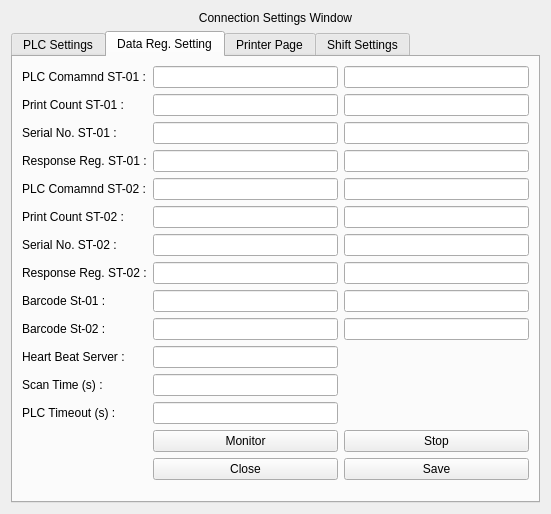
listpplo/Mahle-Barcode-Standardization, file UI/ConnectionWindow.ui: the form before one commit.
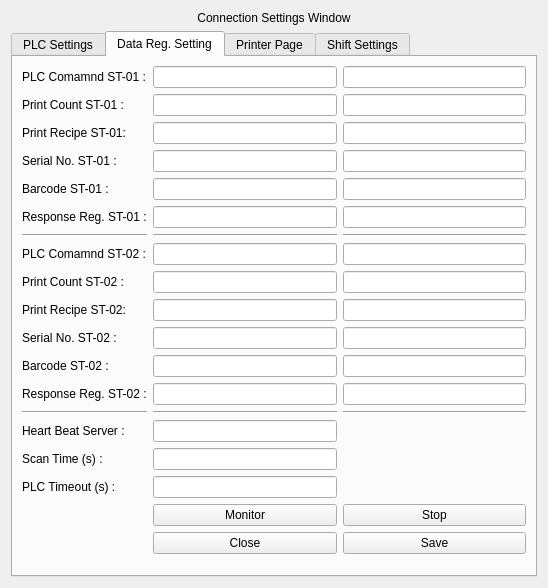
The form after the commit. The open tabs and pages were chosen to show the change. Icons and pictures are not drawn.

```diff
--- a/UI/ConnectionWindow.ui
+++ b/UI/ConnectionWindow.ui
@@ -9,8 +9,8 @@
    <rect>
     <x>0</x>
     <y>0</y>
-    <width>551</width>
-    <height>514</height>
+    <width>548</width>
+    <height>588</height>
    </rect>
   </property>
   <property name="windowTitle">
@@ -243,6 +243,13 @@
        <string>Data Reg. Setting</string>
       </attribute>
       <layout class="QGridLayout" name="gridLayout">
+       <item row="18" column="0">
+        <widget class="QLabel" name="label_8">
+         <property name="text">
+          <string>Scan Time (s) :</string>
+         </property>
+        </widget>
+       </item>
        <item row="0" column="2">
         <widget class="QLineEdit" name="lineEdit_5">
          <property name="alignment">
@@ -253,74 +260,50 @@
          </property>
         </widget>
        </item>
-       <item row="4" column="1">
-        <widget class="QLineEdit" name="lineEdit_9">
-         <property name="alignment">
-          <set>Qt::AlignCenter</set>
-         </property>
-        </widget>
-       </item>
-       <item row="4" column="0">
-        <widget class="QLabel" name="label_7">
-         <property name="text">
-          <string>PLC Comamnd ST-02 :</string>
-         </property>
-        </widget>
-       </item>
-       <item row="7" column="0">
-        <widget class="QLabel" name="label_20">
-         <property name="text">
-          <string>Response Reg. ST-02 :</string>
-         </property>
-        </widget>
-       </item>
-       <item row="13" column="1">
-        <widget class="QPushButton" name="pushButton_3">
-         <property name="styleSheet">
-          <string notr="true">QPushButton::hover{
-	background-color: rgb(71, 255, 20);
-}
-
-QPushButton::checked{
-	background-color: rgb(71, 255, 20);
-}</string>
-         </property>
-         <property name="text">
-          <string>Monitor</string>
-         </property>
-         <property name="checkable">
-          <bool>true</bool>
-         </property>
-        </widget>
-       </item>
-       <item row="12" column="1">
-        <widget class="QLineEdit" name="lineEdit_8">
-         <property name="alignment">
-          <set>Qt::AlignCenter</set>
-         </property>
-        </widget>
-       </item>
-       <item row="12" column="0">
+       <item row="19" column="0">
         <widget class="QLabel" name="label_9">
          <property name="text">
           <string>PLC Timeout (s) : </string>
          </property>
         </widget>
        </item>
-       <item row="8" column="2">
-        <widget class="QLineEdit" name="lineEdit_16">
-         <property name="alignment">
-          <set>Qt::AlignCenter</set>
+       <item row="7" column="1">
+        <widget class="Line" name="line">
+         <property name="styleSheet">
+          <string notr="true">Line{
+	border:2px dashed black;
+}</string>
          </property>
-         <property name="readOnly">
-          <bool>true</bool>
+         <property name="orientation">
+          <enum>Qt::Horizontal</enum>
+         </property>
+        </widget>
+       </item>
+       <item row="4" column="0">
+        <widget class="QLabel" name="label_16">
+         <property name="text">
+          <string>Barcode ST-01 :</string>
          </property>
         </widget>
        </item>
        <item row="6" column="0">
-        <widget class="QLabel" name="label_19">
+        <widget class="QLabel" name="label_21">
          <property name="text">
-          <string>Serial No. ST-02 :</string>
+          <string>Response Reg. ST-01 :</string>
+         </property>
+        </widget>
+       </item>
+       <item row="9" column="1">
+        <widget class="QLineEdit" name="lineEdit_11">
+         <property name="alignment">
+          <set>Qt::AlignCenter</set>
+         </property>
+        </widget>
+       </item>
+       <item row="15" column="0">
+        <widget class="QLabel" name="label_20">
+         <property name="text">
+          <string>Response Reg. ST-02 :</string>
          </property>
         </widget>
        </item>
@@ -334,14 +317,7 @@
          </property>
         </widget>
        </item>
-       <item row="5" column="0">
-        <widget class="QLabel" name="label_6">
-         <property name="text">
-          <string>Print Count ST-02 :</string>
-         </property>
-        </widget>
-       </item>
-       <item row="14" column="1">
+       <item row="21" column="1">
         <widget class="QPushButton" name="pushButton_6">
          <property name="styleSheet">
           <string notr="true">QPushButton::hover{
@@ -360,7 +336,100 @@
          </property>
         </widget>
        </item>
-       <item row="9" column="2">
+       <item row="6" column="1">
+        <widget class="QLineEdit" name="lineEdit_23">
+         <property name="alignment">
+          <set>Qt::AlignCenter</set>
+         </property>
+        </widget>
+       </item>
+       <item row="18" column="1">
+        <widget class="QLineEdit" name="lineEdit_7">
+         <property name="alignment">
+          <set>Qt::AlignCenter</set>
+         </property>
+        </widget>
+       </item>
+       <item row="0" column="1">
+        <widget class="QLineEdit" name="lineEdit_3">
+         <property name="alignment">
+          <set>Qt::AlignCenter</set>
+         </property>
+        </widget>
+       </item>
+       <item row="4" column="1">
+        <widget class="QLineEdit" name="lineEdit_14">
+         <property name="alignment">
+          <set>Qt::AlignCenter</set>
+         </property>
+        </widget>
+       </item>
+       <item row="9" column="0">
+        <widget class="QLabel" name="label_6">
+         <property name="text">
+          <string>Print Count ST-02 :</string>
+         </property>
+        </widget>
+       </item>
+       <item row="11" column="1">
+        <widget class="QLineEdit" name="lineEdit_20">
+         <property name="alignment">
+          <set>Qt::AlignCenter</set>
+         </property>
+        </widget>
+       </item>
+       <item row="1" column="1">
+        <widget class="QLineEdit" name="lineEdit_4">
+         <property name="alignment">
+          <set>Qt::AlignCenter</set>
+         </property>
+        </widget>
+       </item>
+       <item row="16" column="2">
+        <widget class="Line" name="line_5">
+         <property name="styleSheet">
+          <string notr="true">Line{
+	border:2px dashed black;
+}</string>
+         </property>
+         <property name="orientation">
+          <enum>Qt::Horizontal</enum>
+         </property>
+        </widget>
+       </item>
+       <item row="6" column="2">
+        <widget class="QLineEdit" name="lineEdit_25">
+         <property name="alignment">
+          <set>Qt::AlignCenter</set>
+         </property>
+         <property name="readOnly">
+          <bool>true</bool>
+         </property>
+        </widget>
+       </item>
+       <item row="3" column="2">
+        <widget class="QLineEdit" name="lineEdit_19">
+         <property name="alignment">
+          <set>Qt::AlignCenter</set>
+         </property>
+         <property name="readOnly">
+          <bool>true</bool>
+         </property>
+        </widget>
+       </item>
+       <item row="16" column="1">
+        <widget class="Line" name="line_4">
+         <property name="styleSheet">
+          <string notr="true">Line{
+	border:2px dashed black;
+}</string>
+         </property>
+         <property name="orientation">
+          <enum>Qt::Horizontal</enum>
+         </property>
+        </widget>
+       </item>
+       <item row="15" column="2">
         <widget class="QLineEdit" name="lineEdit_17">
          <property name="alignment">
           <set>Qt::AlignCenter</set>
@@ -370,14 +439,44 @@
          </property>
         </widget>
        </item>
-       <item row="2" column="0">
+       <item row="20" column="2">
+        <widget class="QPushButton" name="pushButton_5">
+         <property name="styleSheet">
+          <string notr="true">QPushButton::hover{
+	background-color:  rgb(255, 23, 15);
+}
+
+QPushButton::checked{
+	background-color:  rgb(255, 23, 15);
+}</string>
+         </property>
+         <property name="text">
+          <string>Stop</string>
+         </property>
+        </widget>
+       </item>
+       <item row="3" column="0">
         <widget class="QLabel" name="label_18">
          <property name="text">
           <string>Serial No. ST-01 :</string>
          </property>
         </widget>
        </item>
-       <item row="14" column="2">
+       <item row="19" column="1">
+        <widget class="QLineEdit" name="lineEdit_8">
+         <property name="alignment">
+          <set>Qt::AlignCenter</set>
+         </property>
+        </widget>
+       </item>
+       <item row="13" column="0">
+        <widget class="QLabel" name="label_17">
+         <property name="text">
+          <string>Barcode ST-02 :</string>
+         </property>
+        </widget>
+       </item>
+       <item row="21" column="2">
         <widget class="QPushButton" name="pushButton_4">
          <property name="styleSheet">
           <string notr="true">QPushButton::hover{
@@ -393,129 +492,93 @@
          </property>
         </widget>
        </item>
-       <item row="10" column="1">
-        <widget class="QLineEdit" name="lineEdit_13">
+       <item row="4" column="2">
+        <widget class="QLineEdit" name="lineEdit_16">
          <property name="alignment">
           <set>Qt::AlignCenter</set>
          </property>
+         <property name="readOnly">
+          <bool>true</bool>
+         </property>
         </widget>
        </item>
-       <item row="9" column="0">
-        <widget class="QLabel" name="label_17">
-         <property name="text">
-          <string>Barcode St-02 :</string>
+       <item row="13" column="2">
+        <widget class="QLineEdit" name="lineEdit_24">
+         <property name="alignment">
+          <set>Qt::AlignCenter</set>
          </property>
+         <property name="readOnly">
+          <bool>true</bool>
+         </property>
         </widget>
        </item>
-       <item row="9" column="1">
+       <item row="9" column="2">
+        <widget class="QLineEdit" name="lineEdit_12">
+         <property name="alignment">
+          <set>Qt::AlignCenter</set>
+         </property>
+         <property name="readOnly">
+          <bool>true</bool>
+         </property>
+        </widget>
+       </item>
+       <item row="8" column="2">
+        <widget class="QLineEdit" name="lineEdit_10">
+         <property name="alignment">
+          <set>Qt::AlignCenter</set>
+         </property>
+         <property name="readOnly">
+          <bool>true</bool>
+         </property>
+        </widget>
+       </item>
+       <item row="15" column="1">
         <widget class="QLineEdit" name="lineEdit_15">
          <property name="alignment">
           <set>Qt::AlignCenter</set>
          </property>
         </widget>
        </item>
-       <item row="1" column="0">
-        <widget class="QLabel" name="label_5">
-         <property name="text">
-          <string>Print Count ST-01 :</string>
-         </property>
-        </widget>
-       </item>
-       <item row="6" column="2">
-        <widget class="QLineEdit" name="lineEdit_21">
+       <item row="8" column="1">
+        <widget class="QLineEdit" name="lineEdit_9">
          <property name="alignment">
           <set>Qt::AlignCenter</set>
          </property>
-         <property name="readOnly">
-          <bool>true</bool>
-         </property>
         </widget>
        </item>
-       <item row="1" column="1">
-        <widget class="QLineEdit" name="lineEdit_4">
-         <property name="alignment">
-          <set>Qt::AlignCenter</set>
-         </property>
-        </widget>
-       </item>
-       <item row="2" column="1">
-        <widget class="QLineEdit" name="lineEdit_18">
-         <property name="alignment">
-          <set>Qt::AlignCenter</set>
-         </property>
-        </widget>
-       </item>
-       <item row="10" column="0">
+       <item row="17" column="0">
         <widget class="QLabel" name="label_10">
          <property name="text">
           <string>Heart Beat Server :</string>
          </property>
         </widget>
        </item>
-       <item row="0" column="1">
-        <widget class="QLineEdit" name="lineEdit_3">
-         <property name="alignment">
-          <set>Qt::AlignCenter</set>
-         </property>
-        </widget>
-       </item>
-       <item row="2" column="2">
-        <widget class="QLineEdit" name="lineEdit_19">
-         <property name="alignment">
-          <set>Qt::AlignCenter</set>
-         </property>
-         <property name="readOnly">
-          <bool>true</bool>
-         </property>
-        </widget>
-       </item>
-       <item row="11" column="0">
-        <widget class="QLabel" name="label_8">
-         <property name="text">
-          <string>Scan Time (s) :</string>
-         </property>
-        </widget>
-       </item>
        <item row="8" column="0">
-        <widget class="QLabel" name="label_16">
+        <widget class="QLabel" name="label_7">
          <property name="text">
-          <string>Barcode St-01 :</string>
+          <string>PLC Comamnd ST-02 :</string>
          </property>
         </widget>
        </item>
-       <item row="13" column="2">
-        <widget class="QPushButton" name="pushButton_5">
+       <item row="16" column="0">
+        <widget class="Line" name="line_6">
          <property name="styleSheet">
-          <string notr="true">QPushButton::hover{
-	background-color:  rgb(255, 23, 15);
-}
-
-QPushButton::checked{
-	background-color:  rgb(255, 23, 15);
+          <string notr="true">Line{
+	border:2px dashed black;
 }</string>
          </property>
-         <property name="text">
-          <string>Stop</string>
+         <property name="orientation">
+          <enum>Qt::Horizontal</enum>
          </property>
         </widget>
        </item>
-       <item row="5" column="1">
-        <widget class="QLineEdit" name="lineEdit_11">
+       <item row="3" column="1">
+        <widget class="QLineEdit" name="lineEdit_18">
          <property name="alignment">
           <set>Qt::AlignCenter</set>
          </property>
         </widget>
        </item>
-       <item row="5" column="2">
-        <widget class="QLineEdit" name="lineEdit_12">
-         <property name="alignment">
-          <set>Qt::AlignCenter</set>
-         </property>
-         <property name="readOnly">
-          <bool>true</bool>
-         </property>
-        </widget>
-       </item>
        <item row="0" column="0">
         <widget class="QLabel" name="label_4">
          <property name="text">
@@ -523,36 +586,91 @@
          </property>
         </widget>
        </item>
-       <item row="8" column="1">
-        <widget class="QLineEdit" name="lineEdit_14">
+       <item row="17" column="1">
+        <widget class="QLineEdit" name="lineEdit_13">
          <property name="alignment">
           <set>Qt::AlignCenter</set>
          </property>
         </widget>
        </item>
-       <item row="7" column="1">
+       <item row="1" column="0">
+        <widget class="QLabel" name="label_5">
+         <property name="text">
+          <string>Print Count ST-01 :</string>
+         </property>
+        </widget>
+       </item>
+       <item row="2" column="1">
+        <widget class="QLineEdit" name="lineEdit_26">
+         <property name="alignment">
+          <set>Qt::AlignCenter</set>
+         </property>
+        </widget>
+       </item>
+       <item row="20" column="1">
+        <widget class="QPushButton" name="pushButton_3">
+         <property name="styleSheet">
+          <string notr="true">QPushButton::hover{
+	background-color: rgb(71, 255, 20);
+}
+
+QPushButton::checked{
+	background-color: rgb(71, 255, 20);
+}</string>
+         </property>
+         <property name="text">
+          <string>Monitor</string>
+         </property>
+         <property name="checkable">
+          <bool>true</bool>
+         </property>
+        </widget>
+       </item>
+       <item row="11" column="0">
+        <widget class="QLabel" name="label_19">
+         <property name="text">
+          <string>Serial No. ST-02 :</string>
+         </property>
+        </widget>
+       </item>
+       <item row="2" column="2">
+        <widget class="QLineEdit" name="lineEdit_27">
+         <property name="alignment">
+          <set>Qt::AlignCenter</set>
+         </property>
+         <property name="readOnly">
+          <bool>true</bool>
+         </property>
+        </widget>
+       </item>
+       <item row="7" column="0">
+        <widget class="Line" name="line_3">
+         <property name="styleSheet">
+          <string notr="true">Line{
+	border:2px dashed black;
+}</string>
+         </property>
+         <property name="orientation">
+          <enum>Qt::Horizontal</enum>
+         </property>
+        </widget>
+       </item>
+       <item row="2" column="0">
+        <widget class="QLabel" name="label_22">
+         <property name="text">
+          <string>Print Recipe ST-01:</string>
+         </property>
+        </widget>
+       </item>
+       <item row="13" column="1">
         <widget class="QLineEdit" name="lineEdit_22">
          <property name="alignment">
           <set>Qt::AlignCenter</set>
          </property>
         </widget>
        </item>
-       <item row="11" column="1">
-        <widget class="QLineEdit" name="lineEdit_7">
-         <property name="alignment">
-          <set>Qt::AlignCenter</set>
-         </property>
-        </widget>
-       </item>
-       <item row="6" column="1">
-        <widget class="QLineEdit" name="lineEdit_20">
-         <property name="alignment">
-          <set>Qt::AlignCenter</set>
-         </property>
-        </widget>
-       </item>
-       <item row="4" column="2">
-        <widget class="QLineEdit" name="lineEdit_10">
+       <item row="11" column="2">
+        <widget class="QLineEdit" name="lineEdit_21">
          <property name="alignment">
           <set>Qt::AlignCenter</set>
          </property>
@@ -561,32 +679,34 @@
          </property>
         </widget>
        </item>
-       <item row="3" column="0">
-        <widget class="QLabel" name="label_21">
-         <property name="text">
-          <string>Response Reg. ST-01 :</string>
-         </property>
-        </widget>
-       </item>
-       <item row="3" column="1">
-        <widget class="QLineEdit" name="lineEdit_23">
-         <property name="alignment">
-          <set>Qt::AlignCenter</set>
-         </property>
-        </widget>
-       </item>
        <item row="7" column="2">
-        <widget class="QLineEdit" name="lineEdit_24">
+        <widget class="Line" name="line_2">
+         <property name="styleSheet">
+          <string notr="true">Line{
+	border:2px dashed black;
+}</string>
+         </property>
+         <property name="orientation">
+          <enum>Qt::Horizontal</enum>
+         </property>
+        </widget>
+       </item>
+       <item row="10" column="0">
+        <widget class="QLabel" name="label_23">
+         <property name="text">
+          <string>Print Recipe ST-02:</string>
+         </property>
+        </widget>
+       </item>
+       <item row="10" column="1">
+        <widget class="QLineEdit" name="lineEdit_28">
          <property name="alignment">
           <set>Qt::AlignCenter</set>
          </property>
-         <property name="readOnly">
-          <bool>true</bool>
-         </property>
         </widget>
        </item>
-       <item row="3" column="2">
-        <widget class="QLineEdit" name="lineEdit_25">
+       <item row="10" column="2">
+        <widget class="QLineEdit" name="lineEdit_29">
          <property name="alignment">
           <set>Qt::AlignCenter</set>
          </property>
```
Left out of the diff: 14 changed lines with no effect on the pictures.
